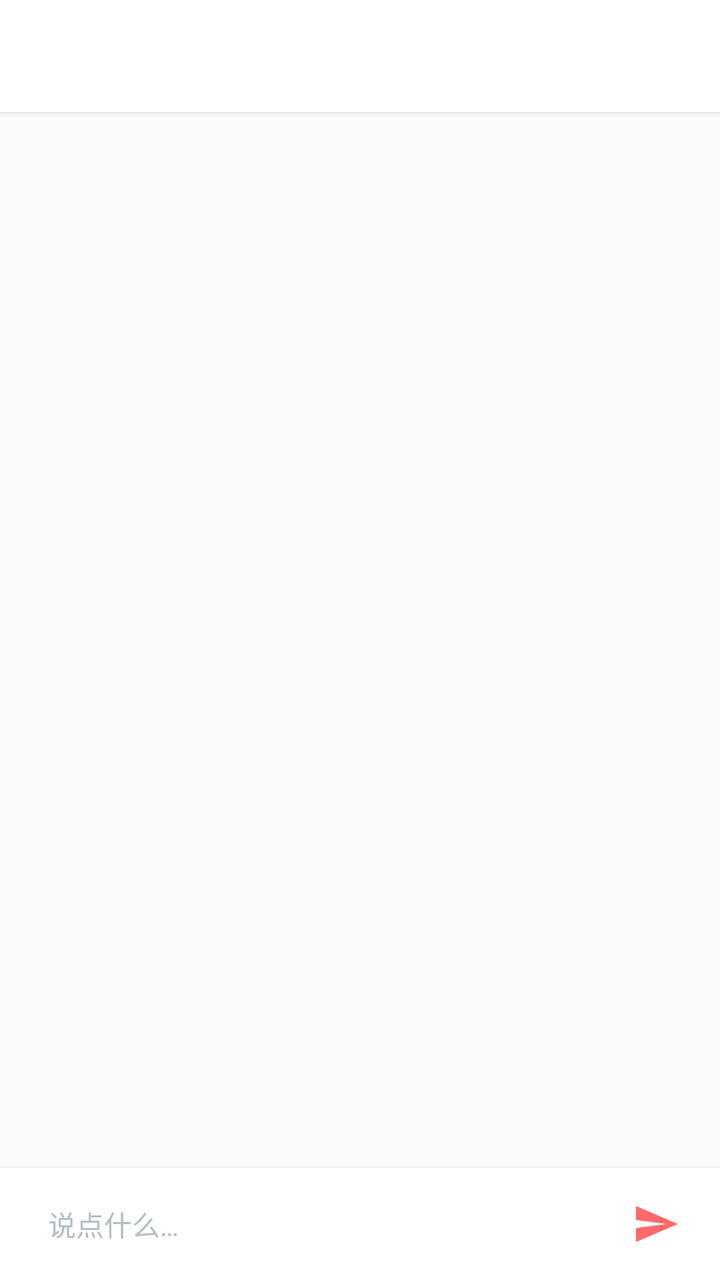
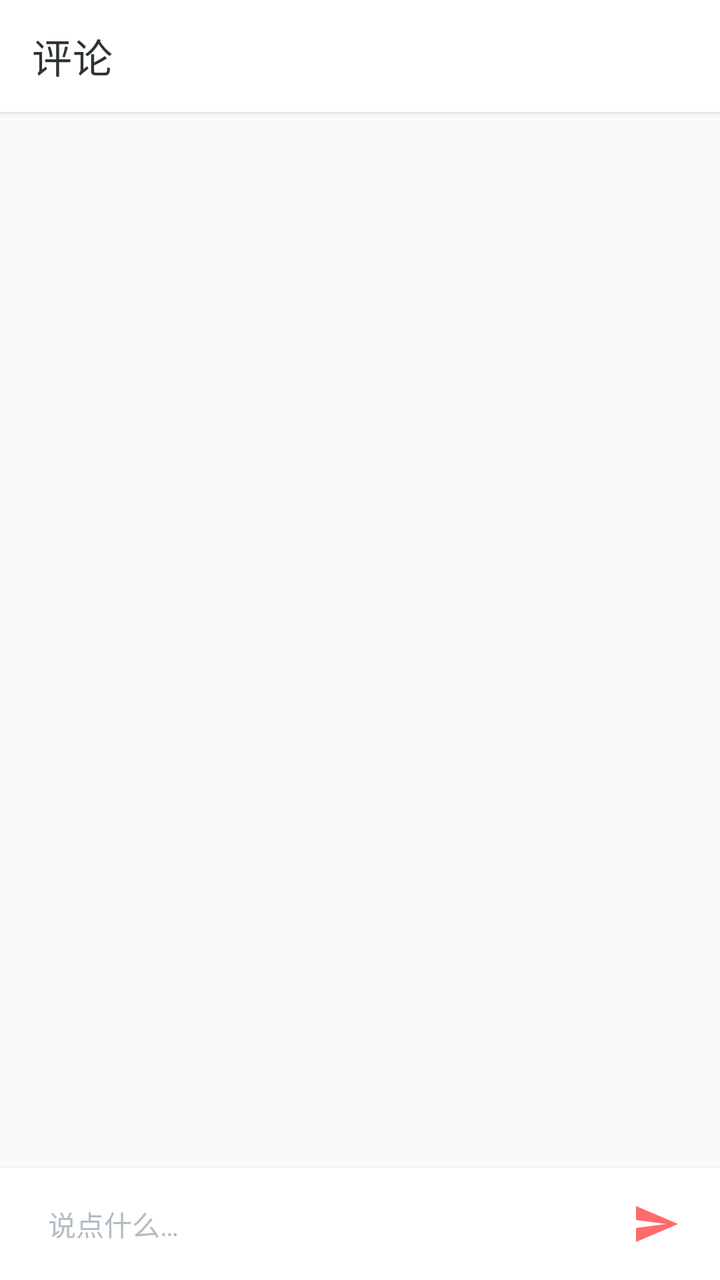

The first picture is an Android layout as it rendered before a commit; the second is the same layout after the commit. The layout source and the unified diff follow.
<!-- AndroidManifest.xml: activity theme AppTheme.NoActionBar -->
<!-- res/layout/activity_post_comments.xml -->
<?xml version="1.0" encoding="utf-8"?>
<LinearLayout xmlns:android="http://schemas.android.com/apk/res/android"
    android:layout_width="match_parent"
    android:layout_height="match_parent"
    android:background="@color/colorBackground"
    android:orientation="vertical">

    <com.google.android.material.appbar.MaterialToolbar
        android:id="@+id/toolbar"
        android:layout_width="match_parent"
        android:layout_height="?attr/actionBarSize"
        android:background="@color/colorWhite"
        android:elevation="2dp"
        android:title="评论"
        android:titleTextColor="@color/colorTextPrimary" />

    <FrameLayout
        android:layout_width="match_parent"
        android:layout_height="0dp"
        android:layout_weight="1">

        <androidx.recyclerview.widget.RecyclerView
            android:id="@+id/rv_comments"
            android:layout_width="match_parent"
            android:layout_height="match_parent"
            android:clipToPadding="false"
            android:paddingHorizontal="12dp"
            android:paddingTop="12dp"
            android:paddingBottom="16dp" />

        <TextView
            android:id="@+id/tv_empty"
            android:layout_width="wrap_content"
            android:layout_height="wrap_content"
            android:layout_gravity="center"
            android:text="还没有评论，来说两句吧"
            android:textColor="@color/colorTextLight"
            android:textSize="14sp"
            android:visibility="gone" />
    </FrameLayout>

    <LinearLayout
        android:layout_width="match_parent"
        android:layout_height="wrap_content"
        android:background="@color/colorWhite"
        android:elevation="4dp"
        android:gravity="center_vertical"
        android:orientation="horizontal"
        android:paddingHorizontal="12dp"
        android:paddingVertical="8dp">

        <EditText
            android:id="@+id/et_comment"
            android:layout_width="0dp"
            android:layout_height="wrap_content"
            android:layout_weight="1"
            android:background="@drawable/bg_card"
            android:hint="说点什么…"
            android:importantForAutofill="no"
            android:inputType="textCapSentences|textMultiLine"
            android:maxLength="500"
            android:maxLines="3"
            android:minHeight="40dp"
            android:paddingHorizontal="12dp"
            android:paddingVertical="8dp"
            android:textColor="@color/colorTextPrimary"
            android:textColorHint="@color/colorTextLight"
            android:textSize="14sp" />

        <ImageView
            android:id="@+id/btn_send"
            android:layout_width="40dp"
            android:layout_height="40dp"
            android:layout_marginStart="8dp"
            android:background="?attr/selectableItemBackgroundBorderless"
            android:contentDescription="发送评论"
            android:padding="8dp"
            android:src="@drawable/ic_send"
            android:tint="@color/colorPrimary" />
    </LinearLayout>

</LinearLayout>
<!-- resources referenced by this layout -->
<resources>
  <color name="colorBackground">#FAFAFA</color>
  <color name="colorPrimary">#FF6B6B</color>
  <color name="colorTextLight">#B2BEC3</color>
  <color name="colorTextPrimary">#2D3436</color>
  <color name="colorWhite">#FFFFFF</color>
  <!-- drawable bg_card (drawable) -->
  <?xml version="1.0" encoding="utf-8"?>
  <shape xmlns:android="http://schemas.android.com/apk/res/android"
      android:shape="rectangle">
      <solid android:color="@android:color/white" />
      <corners android:radius="12dp" />
  </shape>
  <!-- drawable ic_send (drawable) -->
  <vector xmlns:android="http://schemas.android.com/apk/res/android"
      android:width="24dp"
      android:height="24dp"
      android:viewportWidth="24"
      android:viewportHeight="24"
      android:tint="?attr/colorOnSurface">
    <path
        android:fillColor="@android:color/black"
        android:pathData="M2.01,21L23,12 2.01,3 2,10l15,2 -15,2z"/>
  </vector>
  <style name="AppTheme.NoActionBar">
          <item name="windowActionBar">false</item>
          <item name="windowNoTitle">true</item>
          <item name="android:windowContentTransitions">true</item>
          <item name="android:windowAllowEnterTransitionOverlap">true</item>
          <item name="android:windowAllowReturnTransitionOverlap">true</item>
      </style>
</resources>

<!-- the commit's change to res/layout/activity_post_comments.xml (unified diff, before → after) -->
@@ -1,5 +1,6 @@
 <?xml version="1.0" encoding="utf-8"?>
 <LinearLayout xmlns:android="http://schemas.android.com/apk/res/android"
+    xmlns:app="http://schemas.android.com/apk/res-auto"
     android:layout_width="match_parent"
     android:layout_height="match_parent"
     android:background="@color/colorBackground"
@@ -11,8 +12,8 @@
         android:layout_height="?attr/actionBarSize"
         android:background="@color/colorWhite"
         android:elevation="2dp"
-        android:title="评论"
-        android:titleTextColor="@color/colorTextPrimary" />
+        app:title="评论"
+        app:titleTextColor="@color/colorTextPrimary" />
 
     <FrameLayout
         android:layout_width="match_parent"
